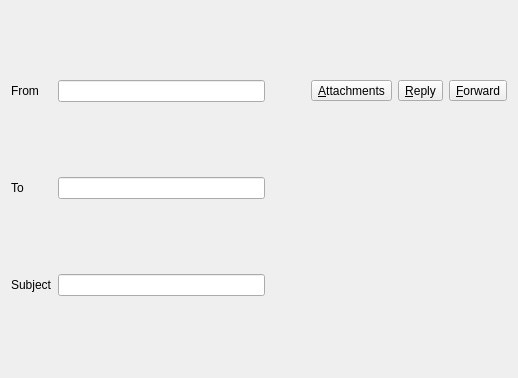
Qt form src/librssguard/services/gmail/gui/emailpreviewer.ui (martinrotter/rssguard) before a commit.
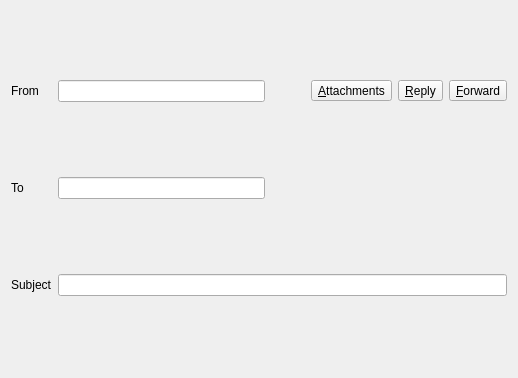
The same form after that commit.

What changed in the file:
```diff
--- a/src/librssguard/services/gmail/gui/emailpreviewer.ui
+++ b/src/librssguard/services/gmail/gui/emailpreviewer.ui
@@ -14,13 +14,6 @@
    <string>Form</string>
   </property>
   <layout class="QGridLayout" name="m_mainLayout">
-   <item row="2" column="1">
-    <widget class="QLineEdit" name="m_tbSubject">
-     <property name="readOnly">
-      <bool>true</bool>
-     </property>
-    </widget>
-   </item>
    <item row="0" column="0">
     <widget class="QLabel" name="label">
      <property name="text">
@@ -115,6 +108,13 @@
      </property>
     </widget>
    </item>
+   <item row="2" column="1" colspan="2">
+    <widget class="QLineEdit" name="m_tbSubject">
+     <property name="readOnly">
+      <bool>true</bool>
+     </property>
+    </widget>
+   </item>
   </layout>
  </widget>
  <tabstops>
```
